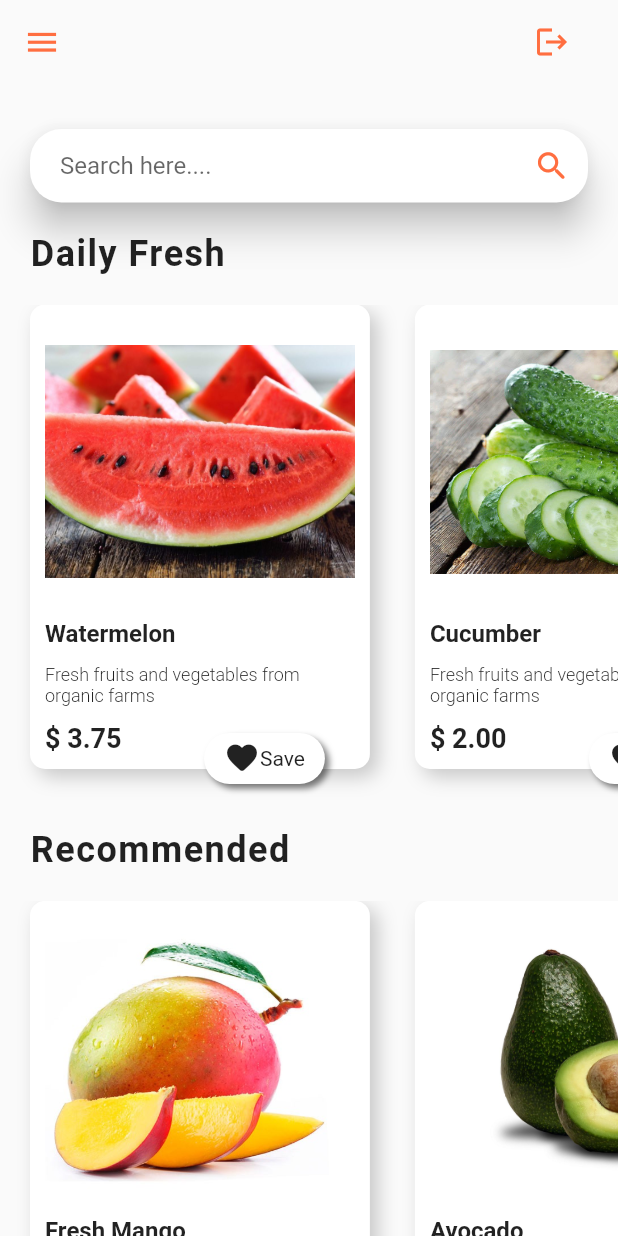
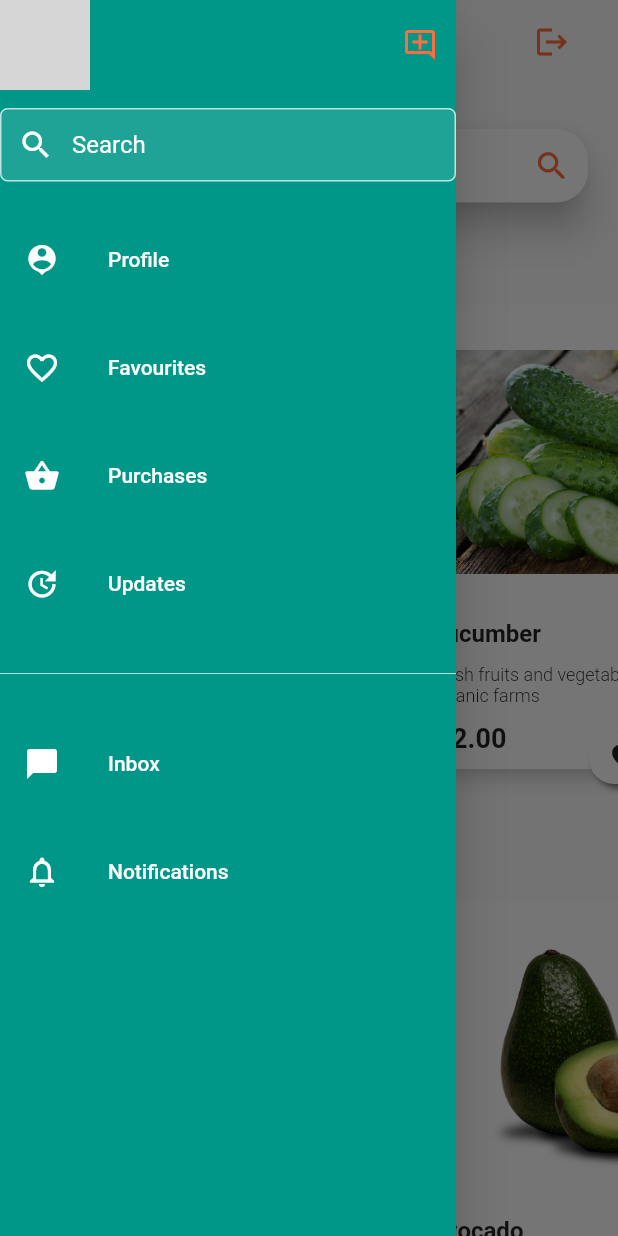
Before and after one commit to abhizaan21/Kisanmol, a Flutter app: the BuyerPage screen opened directly, with the side drawer open (before the commit the screen has no drawer), on a phone screen of 412 x 824 dp. Run offline on Flutter 3.47's test engine with Material 2 defaults, Android fonts, the phone set to English and light mode, and no system bars; our stand-ins replace cloud_firestore, firebase_auth, firebase_core, flutter_secure_storage, flutter_svg, fluttertoast and 4 more; missing offline and left inert: flutter_facebook_auth; accounts and stored records are empty; network calls fail; statements that could not run were skipped; grey boxes are pictures that could not be loaded.

Commit message:
Adding buyers page

```diff
--- a/lib/roles/buyer_screen.dart
+++ b/lib/roles/buyer_screen.dart
@@ -1,4 +1,5 @@
 import 'package:flutter/material.dart';
+import 'package:kisanmol_app/widgets/menu_drawer_widget.dart';
 import '../screens/daily_fresh.dart';
 import '../screens/fresh_crops.dart';
 import '../screens/recommended.dart';
@@ -16,18 +17,11 @@ class BuyerPage extends StatelessWidget {
   @override
   Widget build(BuildContext context) {
     return Scaffold(
+      drawer: const MenuDropWidget(),
       appBar: AppBar(
+        iconTheme: const IconThemeData(color: kBackgroundColor),
         elevation: 0.0,
         backgroundColor: Colors.transparent,
-        leading: IconButton(
-            onPressed: () {
-              ///Add menu drop down function
-            },
-            icon: const Icon(
-              Icons.menu,
-              size: 25,
-              color: Colors.deepOrangeAccent,
-            )),
         actions: [
           Padding(
             padding: const EdgeInsets.only(right: appPadding),
--- /dev/null
+++ b/lib/widgets/menu_drawer_widget.dart
@@ -0,0 +1,200 @@
+import 'package:cloud_firestore/cloud_firestore.dart';
+import 'package:firebase_auth/firebase_auth.dart';
+import 'package:flutter/material.dart';
+import 'package:kisanmol_app/pages/purchase_page.dart';
+import 'package:kisanmol_app/pages/user_profile.dart';
+import 'package:kisanmol_app/widgets/constants.dart';
+
+import '../models/user_model.dart';
+import '../pages/favourite_page.dart';
+
+class MenuDropWidget extends StatefulWidget {
+  final padding = const EdgeInsets.symmetric(horizontal: 20);
+
+  const MenuDropWidget({Key? key}) : super(key: key);
+
+  @override
+  _MenuDropWidgetState createState() => _MenuDropWidgetState();
+}
+
+class _MenuDropWidgetState extends State<MenuDropWidget> {
+  User? user = FirebaseAuth.instance.currentUser;
+  UserModel loggedInUser = UserModel();
+
+  @override
+  void initState() {
+    super.initState();
+    FirebaseFirestore.instance
+        .collection("users")
+        .doc(user!.uid)
+        .get()
+        .then((value) {
+      loggedInUser = UserModel.fromMap(value.data());
+      setState(() {});
+    });
+  }
+  @override
+  Widget build(BuildContext context) {
+    const urlImage =
+        'https://media-exp1.licdn.com/dms/image/C4E03AQGl1Pydpe2FBA/profile-displayphoto-shrink_800_800/0/1655849039241?e=1665014400&v=beta&t=Go_efWVuUSn0Be1RaN7UysRMcSyGRsE_9R3efPy2VnU';
+
+    return Drawer(
+      child: Material(
+        color: kPrimaryColor,
+        child: ListView(
+          children: <Widget>[
+            buildHeader(
+              urlImage: urlImage,
+              name:("${loggedInUser.firstName} ${loggedInUser.secondName}").toString(),
+              email: ("${loggedInUser.email}").toString(),
+              onClicked: () =>
+                  Navigator.of(context).push(MaterialPageRoute(
+                    builder: (context) =>
+                     ProfilePage(
+                      name: ("${loggedInUser.firstName} ${loggedInUser.secondName}").toString(),
+                      urlImage: urlImage,
+                    ),
+                  )),
+            ),
+            Column(
+              children: [
+                const SizedBox(height: 12),
+                buildSearchField(),
+                const SizedBox(height: 24),
+                buildMenuItem(
+                  text: 'Profile',
+                  icon: Icons.person_pin,
+                  onClicked: () => selectedItem(context, 0),
+                ),
+                const SizedBox(height: 16),
+                buildMenuItem(
+                  text: 'Favourites',
+                  icon: Icons.favorite_border,
+                  onClicked: () => selectedItem(context, 1),
+                ),
+                const SizedBox(height: 16),
+                buildMenuItem(
+                  text: 'Purchases',
+                  icon: Icons.shopping_basket,
+                  onClicked: () => selectedItem(context, 2),
+                ),
+                const SizedBox(height: 16),
+                buildMenuItem(
+                  text: 'Updates',
+                  icon: Icons.update,
+                  onClicked: () => selectedItem(context, 3),
+                ),
+                const SizedBox(height: 24),
+                const Divider(color: Colors.white70),
+                const SizedBox(height: 24),
+                buildMenuItem(
+                  text: 'Inbox',
+                  icon: Icons.messenger_rounded,
+                  onClicked: () => selectedItem(context, 4),
+                ),
+                const SizedBox(height: 16),
+                buildMenuItem(
+                  text: 'Notifications',
+                  icon: Icons.notifications_outlined,
+                  onClicked: () => selectedItem(context, 5),
+                ),
+              ],
+            ),
+          ],
+        ),
+      ),
+    );
+  }
+}
+  Widget buildHeader({
+    required String urlImage,
+    required String name,
+    required String email,
+    required VoidCallback onClicked,
+  }) =>
+      InkWell(
+        onTap: onClicked,
+        child: Row(
+          children: [
+            CircleAvatar(radius: 30, backgroundImage: NetworkImage(urlImage)),
+            const SizedBox(width: 20),
+            Column(
+              crossAxisAlignment: CrossAxisAlignment.start,
+              children: [
+                Text(
+                  name,
+                  style: const TextStyle(fontSize: 20, color: Colors.white),
+                ),
+                const SizedBox(height: 4),
+                Text(
+                  email,
+                  style: const TextStyle(fontSize: 14, color: Colors.white),
+                ),
+              ],
+            ),
+            const Spacer(),
+            const CircleAvatar(
+              radius: 24,
+              backgroundColor: kPrimaryColor,
+              child: Icon(Icons.add_comment_outlined, color: Colors.deepOrangeAccent),
+            )
+          ],
+        ),
+      );
+
+  Widget buildSearchField() {
+    const color = Colors.white;
+
+    return TextField(
+      style: const TextStyle(color: color),
+      decoration: InputDecoration(
+        contentPadding: const EdgeInsets.symmetric(horizontal: 20, vertical: 15),
+        hintText: 'Search',
+        hintStyle: const TextStyle(color: color),
+        prefixIcon: const Icon(Icons.search, color: color),
+        filled: true,
+        fillColor: Colors.white12,
+        enabledBorder: OutlineInputBorder(
+          borderRadius: BorderRadius.circular(5),
+          borderSide: BorderSide(color: color.withOpacity(0.7)),
+        ),
+        focusedBorder: OutlineInputBorder(
+          borderRadius: BorderRadius.circular(5),
+          borderSide: BorderSide(color: color.withOpacity(0.7)),
+        ),
+      ),
+    );
+  }
+
+  Widget buildMenuItem({
+    required String text,
+    required IconData icon,
+    VoidCallback? onClicked,
+  }) {
+    const color = Colors.white;
+    const hoverColor = Colors.white70;
+
+    return ListTile(
+      leading: Icon(icon, color: color),
+      title: Text(text, style: const TextStyle(color: color)),
+      hoverColor: hoverColor,
+      onTap: onClicked,
+    );
+  }
+
+  void selectedItem(BuildContext context, int index) {
+    Navigator.of(context).pop();
+
+    switch (index) {
+      case 0:
+        Navigator.of(context).push(MaterialPageRoute(
+          builder: (context) => const PurchasePage(),
+        ));
+        break;
+      case 1:
+        Navigator.of(context).push(MaterialPageRoute(
+          builder: (context) => const FavouritePage(),
+        ));
+        break;
+    }
+  }
```
Also changed, not shown: lib/pages/favourite_page.dart (added, +17 -0 lines), lib/pages/inbox_page.dart (added, +16 -0 lines), lib/pages/purchase_page.dart (added, +16 -0 lines), lib/pages/user_profile.dart (added, +28 -0 lines), lib/screens/home_screen.dart (+25 -1 lines), lib/screens/login_screen.dart (+34 -14 lines), lib/screens/registration_screen.dart (+27 -9 lines), lib/models/user_model.dart (renamed from lib/models/users.dart), lib/services/auth_service.dart (indentation only), lib/services/user_data_from_firebase.dart (added).
